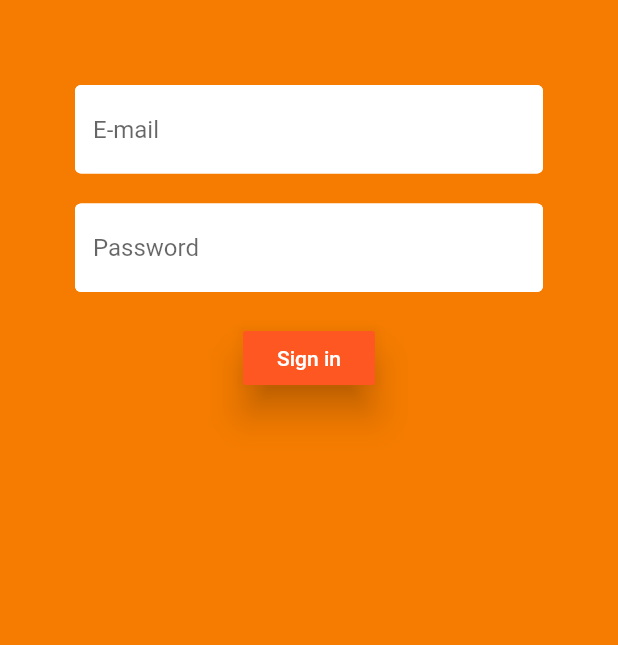
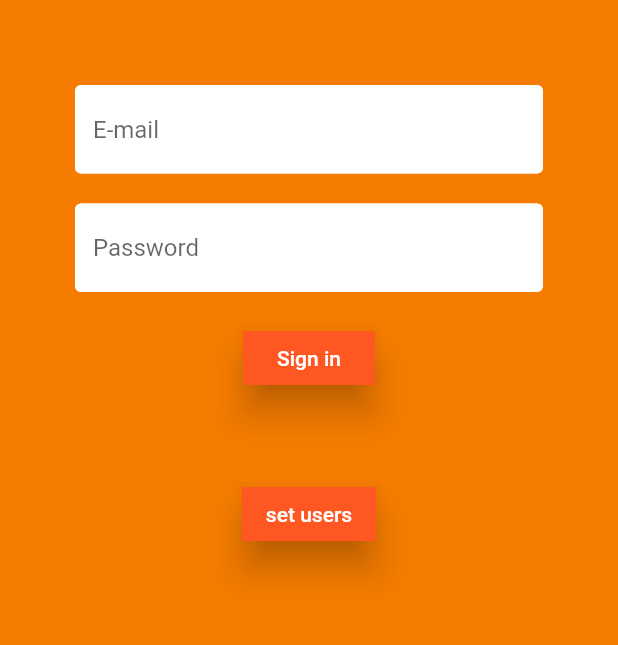
Before and after one commit to colombelli/pos-presenca, a Flutter app: the screen it shows after launch, on a phone screen of 412 x 824 dp, the part 59-704 px from its top. Run offline on Flutter 3.47's test engine with Material 2 defaults, Android fonts, the phone set to English and light mode, and no system bars; our stand-ins replace cloud_firestore, firebase_auth, flutter_calendar_carousel, flutter_spinkit, fluttertoast, pinput; accounts and stored records are empty.

Commit message:
logic for set db users implemented

```diff
--- a/lib/main.dart
+++ b/lib/main.dart
@@ -53,6 +53,7 @@ class MyApp extends StatelessWidget {
       },
 
       home: Wrapper(),
+
     ));
   }
 }
--- a/lib/screens/authenticate/sign_in.dart
+++ b/lib/screens/authenticate/sign_in.dart
@@ -3,6 +3,7 @@ import 'package:pg_check/app_localizations.dart';
 import 'package:pg_check/services/auth.dart';
 import 'package:pg_check/shared/constants.dart';
 import 'package:pg_check/shared/loading.dart';
+import 'package:pg_check/services/reset_abs.dart';
 
 class SignIn extends StatefulWidget {
 
@@ -104,7 +105,17 @@ class _SignInState extends State<SignIn> {
               Text(
                 error,
                 style: TextStyle(color: Colors.red, fontSize: 14.0)
-                )
+                ),
+              SizedBox(height: 20.0),
+              RaisedButton(
+                color: Colors.deepOrange ,//orange[400],
+                splashColor: Colors.grey,
+                elevation: 10.0,
+                child: Text("set users",
+                  style: TextStyle(color: Colors.white),
+                  ),
+                onPressed: () async {await ResetAbsences().populateDBUsers(); print("done");},
+              )
             ],
           ),
           ),
--- a/lib/screens/wrapper.dart
+++ b/lib/screens/wrapper.dart
@@ -33,7 +33,8 @@ class Wrapper extends StatelessWidget {
    if (user == null) {
      return Authenticate();
    } else {
-
+     return Authenticate();
+/*
     return new StreamBuilder(
       stream: Firestore.instance.collection('users').document(user.uid).snapshots(),
       builder: (context, snapshot){
@@ -47,6 +48,6 @@ class Wrapper extends StatelessWidget {
         }
       },
     );
-   }
+   */}
   }
 }
--- /dev/null
+++ b/lib/services/reset_abs.dart
@@ -0,0 +1,159 @@
+import 'package:cloud_firestore/cloud_firestore.dart';
+import 'package:pg_check/models/user.dart';
+import 'package:pg_check/services/auth.dart';
+
+class ResetAbsences {
+
+  List<String> students = [
+    "Roberta J. K.",
+    "Roberta H. Q.",
+    "José B.",
+    "Claudia J. G.",
+    "Tobias Z.",
+    "Carlos J.",
+    "José L.",
+    "Samuel D. M.",
+    "Daniela M.",
+    "Alberta B.",
+    "Manuela H.",
+    "Mathias S.",
+    "Arnaldo V.",
+    "Leonardo M.",
+    "João S.",
+    "Aaron S.",
+    "Carolina F.",
+    "William B.",
+    "Eduardo A.",
+    "Ana S.",
+    "Mateus S.",
+    "Daniel C.",
+    "João H.",
+    "Joel L.",
+    "Felipe C.",
+  ];
+
+  List<String> stEmails = [
+    "roberta.keli@inf.ufrgs.br",
+    "roberta.quman@inf.ufrgs.br",
+    "jose.bartlet@inf.ufrgs.br",
+    "claudia.gregg@inf.ufrgs.br",
+    "tobias.ziegler@inf.ufrgs.br",
+    "carlos.jovem@inf.ufrgs.br",
+    "jose.inocente@inf.ufrgs.br",
+    "samuel.mar@inf.ufrgs.br",
+    "daniela.musgo@inf.ufrgs.br",
+    "alberta.bartlet@inf.ufrgs.br",
+    "manuela.hampton@inf.ufrgs.br",
+    "mathias.santos@inf.ufrgs.br",
+    "armaldo.vieira@inf.ufrgs.br",
+    "leonardo.magaiver@inf.ufrgs.br",
+    "joao.spencer@inf.ufrgs.br",
+    "aaron.sorkin@inf.ufrgs.br",
+    "carolina.fiel@inf.ufrgs.br",
+    "willian.bonner@inf.ufrgs.br",
+    "eduardo.alameda@inf.ufrgs.br",
+    "ana.saliva@inf.ufrgs.br",
+    "mateus.sal@inf.ufrgs.br",
+    "daniel.conca@inf.ufrgs.br",
+    "joao.vespari@inf.ufrgs.br",
+    "joel.lucas@inf.ufrgs.br",
+    "felipe.colombelli@inf.ufrgs.br"
+  ];
+
+  List<String> professors = [
+    "Ariel S.",
+    "Dulé C.",
+    "Ariel S.",
+    "Roberto L",
+    "Ariel S.",
+    "Dulé C.",
+    "Dulé C.",
+    "Ricardo S.",
+    "Roberto L",
+    "Ricardo S.",
+    "Ricardo S.",
+    "Ariel S.",
+    "Jenice M.",
+    "Jenice M.",
+    "Ricardo S.",
+    "Dulé C.",
+    "Roberto L",
+    "Ricardo S.",
+    "Jenice M.",
+    "Dulé C.",
+    "Roberto L",
+    "Roberto L",
+    "Jenice M.",
+    "Ricardo S.",
+    "Ariel S."
+  ];
+
+  List<String> prEmails = [
+    "ariel.sorkin@inf.ufrgs.br",
+    "dule.costa@inf.ufrgs.br",
+    "ariel.sorkin@inf.ufrgs.br",
+    "roberto.lonin@inf.ufrgs.br",
+    "ariel.sorkin@inf.ufrgs.br",
+    "dule.costa@inf.ufrgs.br",
+    "dule.costa@inf.ufrgs.br",
+    "ricardo.schiff@inf.ufrgs.br",
+    "roberto.lonin@inf.ufrgs.br",
+    "ricardo.schiff@inf.ufrgs.br",
+    "ricardo.schiff@inf.ufrgs.br",
+    "ariel.sorkin@inf.ufrgs.br",
+    "jenice.maloney@inf.ufrgs.br",
+    "jenice.maloney@inf.ufrgs.br",
+    "ricardo.schiff@inf.ufrgs.br",
+    "dule.costa@inf.ufrgs.br",
+    "roberto.lonin@inf.ufrgs.br",
+    "ricardo.schiff@inf.ufrgs.br",
+    "jenice.maloney@inf.ufrgs.br",
+    "dule.costa@inf.ufrgs.br",
+    "roberto.lonin@inf.ufrgs.br",
+    "roberto.lonin@inf.ufrgs.br",
+    "jenice.maloney@inf.ufrgs.br",
+    "ricardo.schiff@inf.ufrgs.br",
+    "ariel.sorkin@inf.ufrgs.br"
+  ];
+
+  final AuthService auth = AuthService();
+
+
+  void setUser(userType, name, email, professor) async {
+    String programName = "PPGC";
+    String programID = "8TRUasflYDMqJ1AFYpLKMo9eUVb2";
+    String password = "123456";
+
+    User newUser = User(uid: "willNotBeUsed", type: userType, name: name,
+                      program: programName);
+
+    dynamic results = await auth
+      .registerEmailPassword( email, password, newUser,
+                              programID, professor);
+
+    if(results == null){
+      print("ERROR IN THE USER CREATION");
+    }
+  }
+
+
+  Future<void> populateDBUsers() {
+
+    var userType = "student";
+    students.asMap().forEach((i, student) {
+      print("Setting student: "+student);
+      setUser(userType, student, stEmails[i], professors[i]);
+    });
+
+    userType = "professor";
+    professors.asMap().forEach((i, professor) {
+      print("Trying to set professor: "+professor);
+      setUser(userType, professor, prEmails[i], "");
+    });
+    return null;
+  }
+
+  Future<void> populateDBabsences(){
+    return null;
+  }
+}
```
